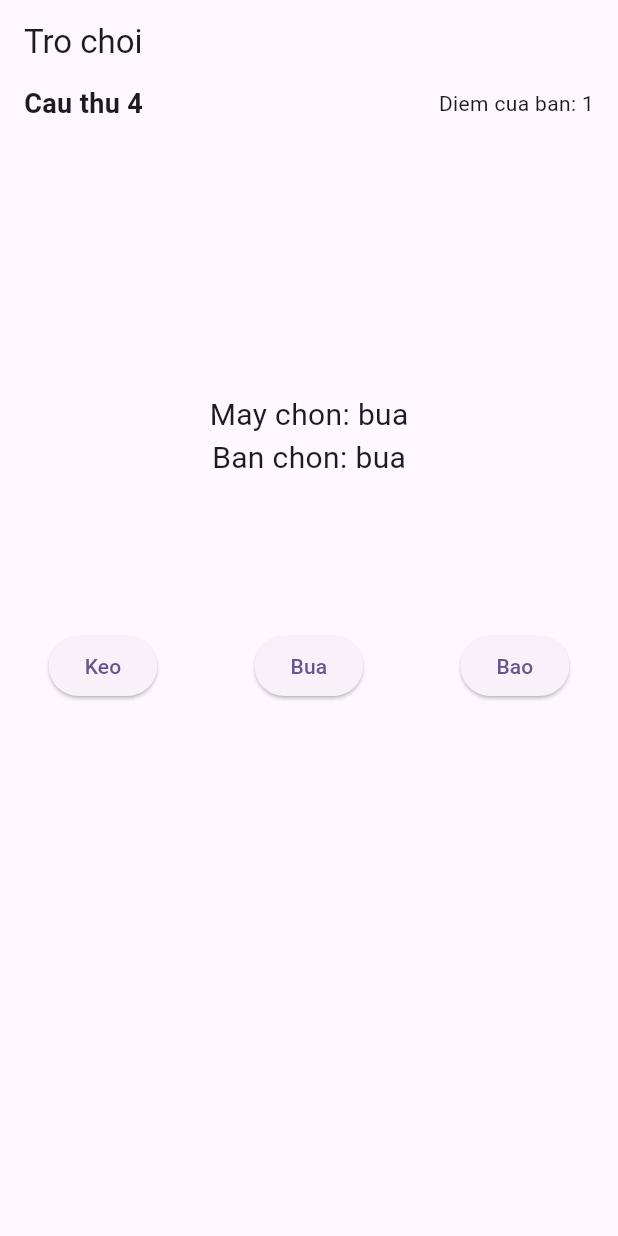
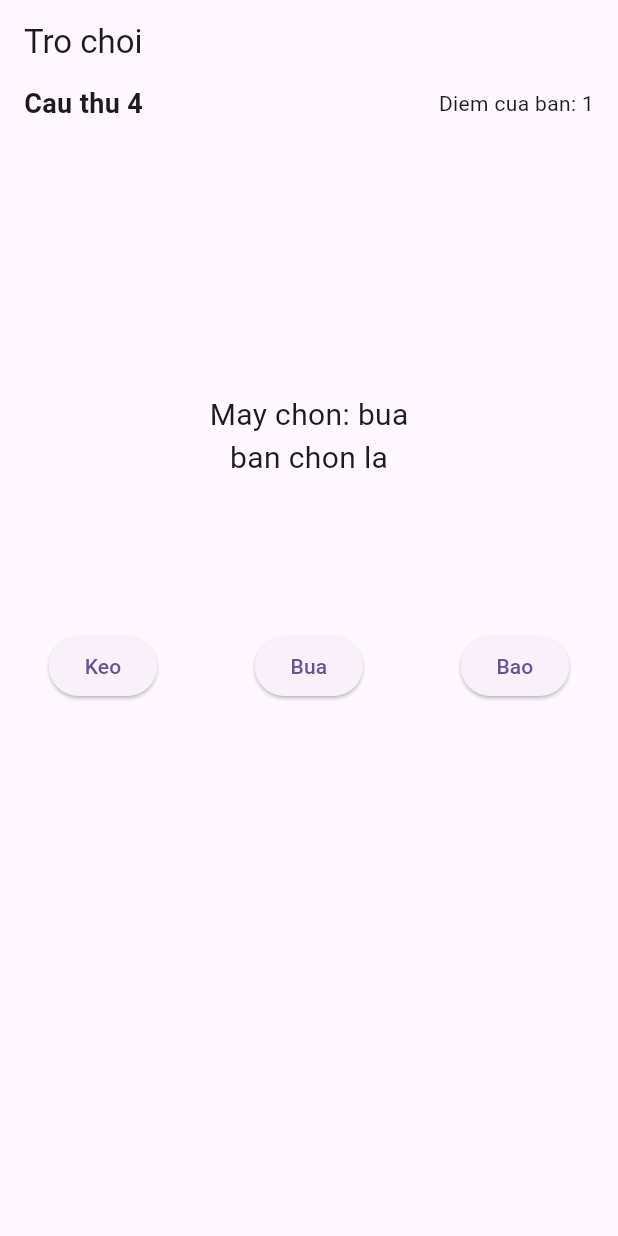
Before and after one commit to vinhngh17/test1, a Flutter app: the screen it shows after launch, after a tap on "Keo", after a tap on "Bua", after a tap on "Bao", on a phone screen of 412 x 824 dp. Run offline on Flutter 3.47's test engine with Material 2 defaults, Android fonts, the phone set to English and light mode, and no system bars.

Commit message:
Sua giao dien

```diff
--- a/lib/pages/home_page.dart
+++ b/lib/pages/home_page.dart
@@ -1,5 +1,4 @@
 import 'dart:math';
-
 import 'package:flutter/material.dart';
 
 class HomePage extends StatefulWidget {
@@ -38,7 +37,7 @@ class _HomePageState extends State<HomePage> {
                     fontWeight: FontWeight.bold,
                   ),
                 ),
-                Text('Diem cua ban: ${_userPoint}'),
+                Text('Diem cua ban: $_userPoint'),
               ],
             ),
           ),
@@ -55,7 +54,7 @@ class _HomePageState extends State<HomePage> {
             ),
           if (userString != null)
             Text(
-              'Ban$userString',
+              '$userString',
               style: const TextStyle(
                 fontSize: 20,
                 fontWeight: FontWeight.w400,
@@ -73,12 +72,12 @@ class _HomePageState extends State<HomePage> {
                     int bot = botPlay();
                     bool b = result(value, bot);
                     botString = printRs(bot);
-                    userString = printRs(value);
+                    userString = 'ban chon keo';
                     count++;
                     if (value != bot) {
                       (b == true) ? _userPoint += 1 : _botPoint += 1;
                     }
-                    if (count > 8) _showMaterialDialog(_userPoint);
+                    if (count == 9) _showMaterialDialog(_userPoint);
                     setState(() {});
                   },
                   child: const Text("Keo")),
@@ -88,12 +87,12 @@ class _HomePageState extends State<HomePage> {
                     int bot = botPlay();
                     bool b = result(value, bot);
                     botString = printRs(bot);
-                    userString = printRs(value);
+                    userString = 'Ban chon bua';
                     count++;
                     if (value != bot) {
                       (b == true) ? _userPoint += 1 : _botPoint += 1;
                     }
-                    if (count > 8) _showMaterialDialog(_userPoint);
+                    if (count == 9) _showMaterialDialog(_userPoint);
                     setState(() {});
                   },
                   child: const Text("Bua")),
@@ -103,7 +102,7 @@ class _HomePageState extends State<HomePage> {
                     int bot = botPlay();
                     bool b = result(value, bot);
                     botString = printRs(bot);
-                    userString = printRs(bot);
+                    userString = 'ban chon la';
                     count++;
                     if (value != bot) {
                       (b == true) ? _userPoint += 1 : _botPoint += 1;
@@ -141,9 +140,10 @@ class _HomePageState extends State<HomePage> {
       return " chon: keo";
     } else if (rs == 1) {
       return " chon: bua";
-    } else {
+    } else if (rs == 2) {
       return " chon: la";
     }
+    return "";
   }
 
   void _showMaterialDialog(int uPoint) {
@@ -155,7 +155,11 @@ class _HomePageState extends State<HomePage> {
             title: Text(s),
             content: Text('Diem cua ban: ${uPoint} '),
             actions: <Widget>[
-              TextButton(onPressed: () {}, child: const Text('Close')),
+              TextButton(
+                  onPressed: () {
+                    // exit(0);
+                  },
+                  child: const Text('Close')),
               TextButton(
                 onPressed: () {
                   setState(() {
```
